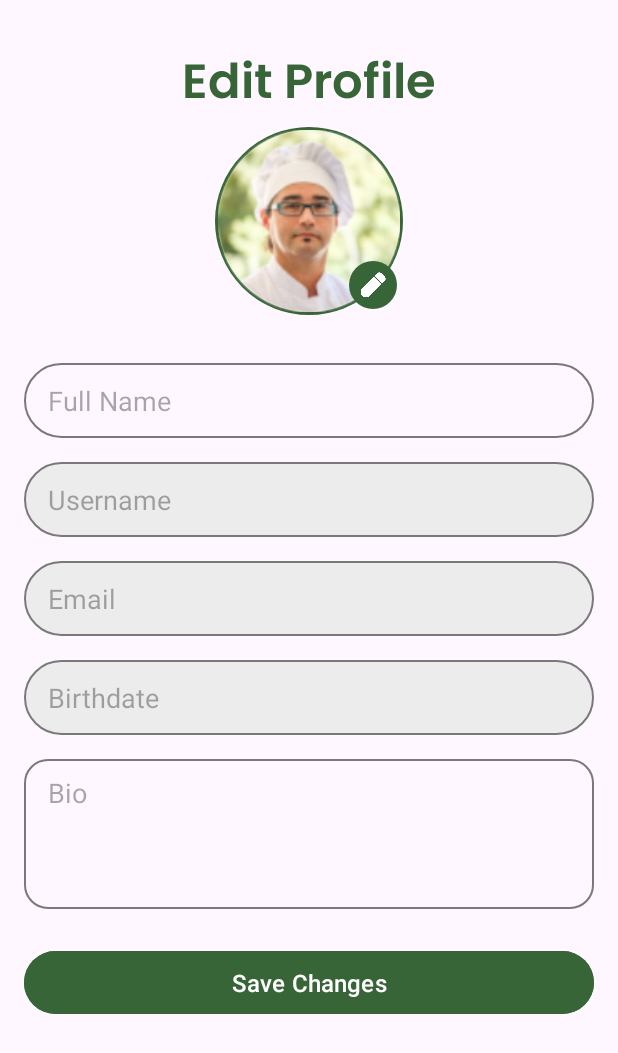
After one commit to Roughienmn/MOBDEVE-MCO, an Android app: the EditProfileActivity screen opened directly, with no data from a screen before it, on a phone screen of 412 x 824 dp. The commit adds this screen. Shown: the top 1053 px of the screen. Run offline under Robolectric (Android 15) with nearby library versions, the phone set to English and light mode, and no system bars.

Commit message:
added edit page

```diff
--- /dev/null
+++ b/YummyFood4Lyfe/app/src/main/java/com/example/yummyfood4lyfe/activities/EditProfileActivity.java
@@ -0,0 +1,38 @@
+package com.example.yummyfood4lyfe.activities;
+
+import android.content.Intent;
+import android.os.Bundle;
+
+import androidx.activity.EdgeToEdge;
+import androidx.appcompat.app.AppCompatActivity;
+import androidx.core.graphics.Insets;
+import androidx.core.view.ViewCompat;
+import androidx.core.view.WindowInsetsCompat;
+
+import android.widget.Button;
+
+import com.example.yummyfood4lyfe.R;
+
+public class EditProfileActivity extends AppCompatActivity {
+
+    @Override
+    protected void onCreate(Bundle savedInstanceState) {
+        super.onCreate(savedInstanceState);
+        EdgeToEdge.enable(this);
+        setContentView(R.layout.activity_editprofile);
+
+        ViewCompat.setOnApplyWindowInsetsListener(findViewById(R.id.main), (v, insets) -> {
+            Insets systemBars = insets.getInsets(WindowInsetsCompat.Type.systemBars());
+            v.setPadding(systemBars.left, systemBars.top, systemBars.right, systemBars.bottom);
+            return insets;
+        });
+
+        //back to profile after clicking save
+        Button saveChangesButton = findViewById(R.id.saveChangesButton);
+        saveChangesButton.setOnClickListener(v -> {
+            Intent intent = new Intent(EditProfileActivity.this, ProfileActivity.class);
+            startActivity(intent);
+            finish();
+        });
+    }
+}
--- a/YummyFood4Lyfe/app/src/main/java/com/example/yummyfood4lyfe/activities/ProfileActivity.java
+++ b/YummyFood4Lyfe/app/src/main/java/com/example/yummyfood4lyfe/activities/ProfileActivity.java
@@ -3,7 +3,10 @@ package com.example.yummyfood4lyfe.activities;
 import android.content.Intent;
 import android.content.SharedPreferences;
 import android.os.Bundle;
+import android.view.MenuItem;
 import android.view.View;
+import android.widget.ImageView;
+import android.widget.PopupMenu;
 import android.widget.TextView;
 import android.widget.Toast;
 
@@ -75,6 +78,16 @@ public class ProfileActivity extends AppCompatActivity {
 
         recyclerViewRecipes.setVisibility(View.VISIBLE);
         commentRecyclerView.setVisibility(View.GONE);
+
+        ImageView settingsButton = findViewById(R.id.settingsButton);
+
+        settingsButton.setOnClickListener(v -> {
+            PopupMenu popupMenu = new PopupMenu(ProfileActivity.this, v);
+            popupMenu.getMenuInflater().inflate(R.menu.profile_dropdown, popupMenu.getMenu());
+
+            popupMenu.setOnMenuItemClickListener(item -> handleDropdownClick(item));
+            popupMenu.show();
+        });
 
         firebaseDB.getRecipesByUsername(username).addValueEventListener(new ValueEventListener() {
             @Override
@@ -232,6 +245,21 @@ public class ProfileActivity extends AppCompatActivity {
         });
     }
 
+    private boolean handleDropdownClick(MenuItem item) {
+        int id = item.getItemId();
+        if (id == R.id.edit_profile) {
+            Intent intent = new Intent(ProfileActivity.this, EditProfileActivity.class);
+            startActivity(intent);
+            return true;
+        } else if (id == R.id.logout) {
+            Intent intent = new Intent(ProfileActivity.this, SignUpActivity.class);
+            startActivity(intent);
+            finish();
+            return true;
+        }
+        return false;
+    }
+
     @Override
     protected void onResume() {
         super.onResume();
--- a/YummyFood4Lyfe/app/src/main/res/drawable/circle_background.xml
+++ b/YummyFood4Lyfe/app/src/main/res/drawable/circle_background.xml
@@ -3,7 +3,7 @@
     <solid android:color="#EEEEEE" />
     <stroke
         android:width="2dp"
-        android:color="#EEEEEE" />
+        android:color="@color/green" />
     <padding android:left="2dp" android:top="2dp" android:right="2dp"
         android:bottom="2dp" />
     <corners android:radius="100dp" />
--- /dev/null
+++ b/YummyFood4Lyfe/app/src/main/res/drawable/circle_edit_background.xml
@@ -0,0 +1,5 @@
+<?xml version="1.0" encoding="utf-8"?>
+<shape xmlns:android="http://schemas.android.com/apk/res/android">
+    <solid android:color="@color/green" />
+    <corners android:radius="50dp" />
+</shape>
--- /dev/null
+++ b/YummyFood4Lyfe/app/src/main/res/drawable/edittext_background2.xml
@@ -0,0 +1,9 @@
+<?xml version="1.0" encoding="utf-8"?>
+<selector xmlns:android="http://schemas.android.com/apk/res/android">
+ <item>
+     <shape android:shape="rectangle">
+         <stroke android:color="@color/lightgrey" android:width="1dp"/>
+         <corners android:radius="15dp"/>
+     </shape>
+</item>
+</selector>
--- /dev/null
+++ b/YummyFood4Lyfe/app/src/main/res/layout/activity_editprofile.xml
@@ -0,0 +1,133 @@
+<?xml version="1.0" encoding="utf-8"?>
+<androidx.constraintlayout.widget.ConstraintLayout
+    xmlns:android="http://schemas.android.com/apk/res/android"
+    xmlns:app="http://schemas.android.com/apk/res-auto"
+    xmlns:tools="http://schemas.android.com/tools"
+    android:layout_width="match_parent"
+    android:layout_height="match_parent"
+    android:id="@+id/main">
+
+    <TextView
+        android:id="@+id/textViewEditProfile"
+        android:layout_width="wrap_content"
+        android:layout_height="wrap_content"
+        android:fontFamily="@font/poppins_semibold"
+        android:text="Edit Profile"
+        android:textColor="@color/green"
+        android:textSize="32sp"
+        android:layout_marginTop="30dp"
+        app:layout_constraintBottom_toTopOf="@+id/profilePictureContainer"
+        app:layout_constraintEnd_toEndOf="parent"
+        app:layout_constraintStart_toStartOf="parent"
+        app:layout_constraintTop_toTopOf="parent"
+        app:layout_constraintVertical_bias="0.1" />
+
+    <LinearLayout
+        android:id="@+id/profilePictureContainer"
+        android:layout_width="match_parent"
+        android:layout_height="wrap_content"
+        android:orientation="vertical"
+        android:gravity="center"
+        app:layout_constraintTop_toBottomOf="@+id/textViewEditProfile">
+
+        <RelativeLayout
+            android:layout_width="wrap_content"
+            android:layout_height="wrap_content">
+
+            <ImageView
+                android:id="@+id/editProfilePicture"
+                android:layout_width="125dp"
+                android:layout_height="125dp"
+                android:src="@drawable/profile_placeholder"
+                android:scaleType="centerCrop"
+                android:background="@drawable/circle_background"
+                android:contentDescription="Profile Picture" />
+
+            <ImageView
+                android:id="@+id/editProfilePictureIcon"
+                android:layout_width="32dp"
+                android:layout_height="32dp"
+                android:src="@drawable/ic_edit"
+                android:padding="6dp"
+                android:layout_alignBottom="@id/editProfilePicture"
+                android:layout_alignEnd="@id/editProfilePicture"
+                android:layout_marginBottom="4dp"
+                android:layout_marginEnd="4dp"
+                android:background="@drawable/circle_edit_background"
+                android:contentDescription="Edit Profile Icon" />
+        </RelativeLayout>
+    </LinearLayout>
+
+
+    <LinearLayout
+        android:id="@+id/editProfileForm"
+        android:layout_width="match_parent"
+        android:layout_height="wrap_content"
+        android:layout_marginTop="16dp"
+        android:orientation="vertical"
+        android:padding="16dp"
+        app:layout_constraintTop_toBottomOf="@+id/profilePictureContainer">
+
+        <EditText
+            android:id="@+id/editFullName"
+            android:layout_width="match_parent"
+            android:layout_height="50dp"
+            android:background="@drawable/edittext_background"
+            android:hint="Full Name"
+            android:paddingStart="16dp" />
+
+        <EditText
+            android:id="@+id/editUsername"
+            android:layout_width="match_parent"
+            android:layout_height="50dp"
+            android:layout_marginTop="16dp"
+            android:focusable="false"
+            android:enabled="false"
+            android:background="@drawable/edittext_background"
+            android:hint="Username"
+            android:paddingStart="16dp" />
+
+        <EditText
+            android:id="@+id/editEmail"
+            android:layout_width="match_parent"
+            android:layout_height="50dp"
+            android:layout_marginTop="16dp"
+            android:background="@drawable/edittext_background"
+            android:hint="Email"
+            android:paddingStart="16dp"
+            android:focusable="false"
+            android:enabled="false" />
+
+        <EditText
+            android:id="@+id/editBirthdate"
+            android:layout_width="match_parent"
+            android:layout_height="50dp"
+            android:layout_marginTop="16dp"
+            android:background="@drawable/edittext_background"
+            android:hint="Birthdate"
+            android:paddingStart="16dp"
+            android:focusable="false"
+            android:enabled="false" />
+
+        <EditText
+            android:id="@+id/editBio"
+            android:layout_width="match_parent"
+            android:layout_height="100dp"
+            android:layout_marginTop="16dp"
+            android:background="@drawable/edittext_background2"
+            android:gravity="start|top"
+            android:hint="Bio"
+            android:paddingTop="10dp"
+            android:paddingStart="16dp" />
+
+        <Button
+            android:id="@+id/saveChangesButton"
+            android:layout_width="match_parent"
+            android:layout_height="50dp"
+            android:layout_marginTop="24dp"
+            android:backgroundTint="@color/green"
+            android:text="Save Changes"
+            android:textSize="16sp"
+            android:textColor="@color/white" />
+    </LinearLayout>
+</androidx.constraintlayout.widget.ConstraintLayout>
--- /dev/null
+++ b/YummyFood4Lyfe/app/src/main/res/menu/profile_dropdown.xml
@@ -0,0 +1,9 @@
+<?xml version="1.0" encoding="utf-8"?>
+<menu xmlns:android="http://schemas.android.com/apk/res/android">
+    <item
+        android:id="@+id/logout"
+        android:title="Log Out" />
+    <item
+        android:id="@+id/edit_profile"
+        android:title="Edit Profile" />
+</menu>
```
Also changed, not shown: YummyFood4Lyfe/app/src/main/res/drawable/ic_edit.png (added).
